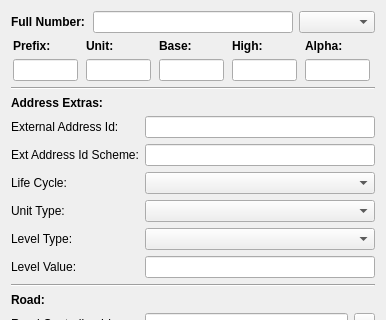
Qt form AimsUI/AimsClient/Gui/Ui_NewAddressDialog.ui (linz/QGIS-AIMS-Plugin) before a commit; both pictures show x 0 to 386 and y 0 to 320 of the 386 by 938 pixel window.
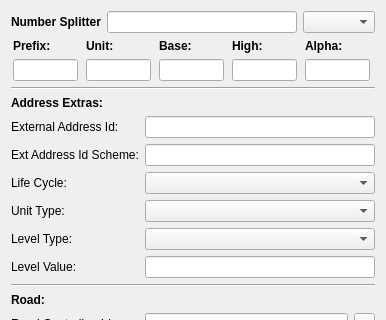
The same form after that commit.

Patch:
```diff
--- a/AimsUI/AimsClient/Gui/Ui_NewAddressDialog.ui
+++ b/AimsUI/AimsClient/Gui/Ui_NewAddressDialog.ui
@@ -25,7 +25,7 @@
         </font>
        </property>
        <property name="text">
-        <string>Full Number:</string>
+        <string>Number Splitter</string>
        </property>
       </widget>
      </item>
```
Left out of the diff: 6 changed lines with no effect on the pictures.
